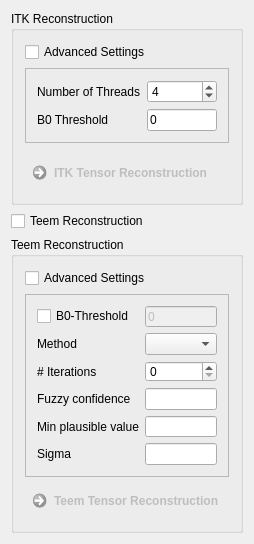
Above: Modules/Bundles/org.mitk.gui.qt.diffusionimaging/src/internal/QmitkTensorReconstructionViewControls.ui from MITK/MITK before the change. Below: the same form after it.
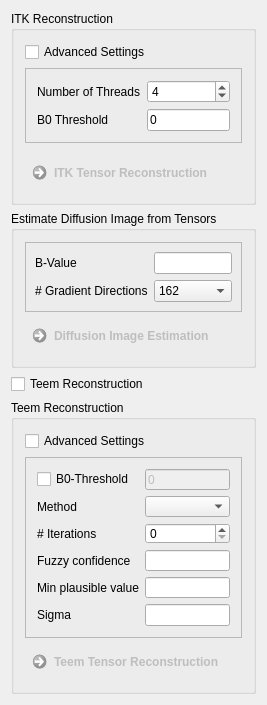
That is the form after the change.

Commit message: FIX (#2107): Added Tensor->DWI functionality

Patch:
```diff
--- a/Modules/Bundles/org.mitk.gui.qt.diffusionimaging/src/internal/QmitkTensorReconstructionViewControls.ui
+++ b/Modules/Bundles/org.mitk.gui.qt.diffusionimaging/src/internal/QmitkTensorReconstructionViewControls.ui
@@ -6,8 +6,8 @@
    <rect>
     <x>0</x>
     <y>0</y>
-    <width>248</width>
-    <height>501</height>
+    <width>267</width>
+    <height>662</height>
    </rect>
   </property>
   <property name="minimumSize">
@@ -117,6 +117,160 @@
      </layout>
     </widget>
    </item>
+   <item>
+    <widget class="QGroupBox" name="groupBox">
+     <property name="title">
+      <string>Estimate Diffusion Image from Tensors</string>
+     </property>
+     <layout class="QVBoxLayout" name="verticalLayout_4">
+      <item>
+       <widget class="QFrame" name="m_TensorsToDWIFrame">
+        <property name="frameShape">
+         <enum>QFrame::StyledPanel</enum>
+        </property>
+        <property name="frameShadow">
+         <enum>QFrame::Raised</enum>
+        </property>
+        <layout class="QFormLayout" name="formLayout_3">
+         <property name="fieldGrowthPolicy">
+          <enum>QFormLayout::AllNonFixedFieldsGrow</enum>
+         </property>
+         <property name="horizontalSpacing">
+          <number>6</number>
+         </property>
+         <property name="verticalSpacing">
+          <number>6</number>
+         </property>
+         <property name="margin">
+          <number>9</number>
+         </property>
+         <item row="0" column="0">
+          <widget class="QLabel" name="m_TensorsToDWIBValueLabel">
+           <property name="toolTip">
+            <string comment="how fuzzy the confidence boundary should be. By default, confidence boundary is perfectly sharp (float); default: &quot;0&quot;" extracomment="how fuzzy the confidence boundary should be. By default, confidence boundary is perfectly sharp (float); default: &quot;0&quot;">how fuzzy the confidence boundary should be. By default, confidence boundary is perfectly sharp (float); default: &quot;0&quot;</string>
+           </property>
+           <property name="statusTip">
+            <string comment="how fuzzy the confidence boundary should be. By default, confidence boundary is perfectly sharp (float); default: &quot;0&quot;" extracomment="how fuzzy the confidence boundary should be. By default, confidence boundary is perfectly sharp (float); default: &quot;0&quot;">how fuzzy the confidence boundary should be. By default, confidence boundary is perfectly sharp (float); default: &quot;0&quot;</string>
+           </property>
+           <property name="whatsThis">
+            <string comment="how fuzzy the confidence boundary should be. By default, confidence boundary is perfectly sharp (float); default: &quot;0&quot;" extracomment="how fuzzy the confidence boundary should be. By default, confidence boundary is perfectly sharp (float); default: &quot;0&quot;">how fuzzy the confidence boundary should be. By default, confidence boundary is perfectly sharp (float); default: &quot;0&quot;</string>
+           </property>
+           <property name="text">
+            <string>B-Value</string>
+           </property>
+           <property name="wordWrap">
+            <bool>false</bool>
+           </property>
+          </widget>
+         </item>
+         <item row="0" column="1">
+          <widget class="QLineEdit" name="m_TensorsToDWIBValueEdit">
+           <property name="sizePolicy">
+            <sizepolicy hsizetype="Preferred" vsizetype="Preferred">
+             <horstretch>0</horstretch>
+             <verstretch>0</verstretch>
+            </sizepolicy>
+           </property>
+           <property name="toolTip">
+            <string comment="how fuzzy the confidence boundary should be. By default, confidence boundary is perfectly sharp (float); default: &quot;0&quot;" extracomment="how fuzzy the confidence boundary should be. By default, confidence boundary is perfectly sharp (float); default: &quot;0&quot;">how fuzzy the confidence boundary should be. By default, confidence boundary is perfectly sharp (float); default: &quot;0&quot;</string>
+           </property>
+           <property name="statusTip">
+            <string comment="how fuzzy the confidence boundary should be. By default, confidence boundary is perfectly sharp (float); default: &quot;0&quot;" extracomment="how fuzzy the confidence boundary should be. By default, confidence boundary is perfectly sharp (float); default: &quot;0&quot;">how fuzzy the confidence boundary should be. By default, confidence boundary is perfectly sharp (float); default: &quot;0&quot;</string>
+           </property>
+           <property name="whatsThis">
+            <string comment="how fuzzy the confidence boundary should be. By default, confidence boundary is perfectly sharp (float); default: &quot;0&quot;" extracomment="how fuzzy the confidence boundary should be. By default, confidence boundary is perfectly sharp (float); default: &quot;0&quot;">how fuzzy the confidence boundary should be. By default, confidence boundary is perfectly sharp (float); default: &quot;0&quot;</string>
+           </property>
+          </widget>
+         </item>
+         <item row="1" column="0">
+          <widget class="QLabel" name="m_TensorsToDWINumDirsLabel">
+           <property name="text">
+            <string># Gradient Directions</string>
+           </property>
+          </widget>
+         </item>
+         <item row="1" column="1">
+          <widget class="QComboBox" name="m_TensorsToDWINumDirsSelect">
+           <property name="currentIndex">
+            <number>3</number>
+           </property>
+           <item>
+            <property name="text">
+             <string>12</string>
+            </property>
+           </item>
+           <item>
+            <property name="text">
+             <string>42</string>
+            </property>
+           </item>
+           <item>
+            <property name="text">
+             <string>92</string>
+            </property>
+           </item>
+           <item>
+            <property name="text">
+             <string>162</string>
+            </property>
+           </item>
+           <item>
+            <property name="text">
+             <string>252</string>
+            </property>
+           </item>
+           <item>
+            <property name="text">
+             <string>362</string>
+            </property>
+           </item>
+           <item>
+            <property name="text">
+             <string>492</string>
+            </property>
+           </item>
+           <item>
+            <property name="text">
+             <string>642</string>
+            </property>
+           </item>
+           <item>
+            <property name="text">
+             <string>812</string>
+            </property>
+           </item>
+           <item>
+            <property name="text">
+             <string>1002</string>
+            </property>
+           </item>
+          </widget>
+         </item>
+        </layout>
+       </widget>
+      </item>
+      <item>
+       <widget class="QCommandLinkButton" name="m_TensorsToDWIButton">
+        <property name="enabled">
+         <bool>false</bool>
+        </property>
+        <property name="toolTip">
+         <string comment="sum of raw signal on equator, normalized to unit mass (Tuch et al. 2004)" extracomment="sum of raw signal on equator, normalized to unit mass (Tuch et al. 2004)">sum of raw signal on equator, normalized to unit mass (Tuch et al. 2004)</string>
+        </property>
+        <property name="statusTip">
+         <string comment="sum of raw signal on equator, normalized to unit mass (Tuch et al. 2004)" extracomment="sum of raw signal on equator, normalized to unit mass (Tuch et al. 2004)">sum of raw signal on equator, normalized to unit mass (Tuch et al. 2004)</string>
+        </property>
+        <property name="whatsThis">
+         <string notr="true" comment="sum of raw signal on equator, normalized to unit mass (Tuch et al. 2004)" extracomment="sum of raw signal on equator, normalized to unit mass (Tuch et al. 2004)">sum of raw signal on equator, normalized to unit mass (Tuch et al. 2004)</string>
+        </property>
+        <property name="text">
+         <string>Diffusion Image Estimation</string>
+        </property>
+       </widget>
+      </item>
+     </layout>
+    </widget>
+   </item>
    <item>
     <widget class="QCheckBox" name="m_TeemToggle">
      <property name="text">
```
The commit also changes 2 other files.
